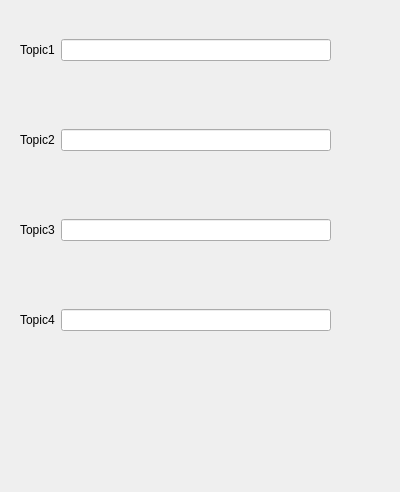
j900155/OpenDDS_test, file withQt_sub/Ui.ui: the form before one commit.
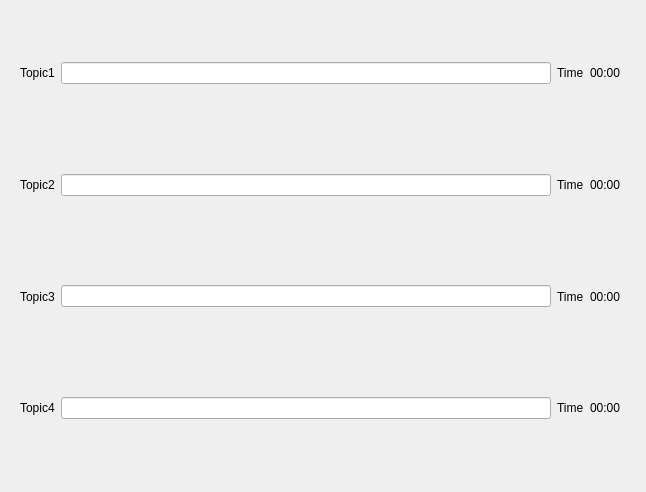
The form after the commit.

Commit message: withQt add time

What changed in the file:
```diff
--- a/withQt_sub/Ui.ui
+++ b/withQt_sub/Ui.ui
@@ -6,7 +6,7 @@
    <rect>
     <x>0</x>
     <y>0</y>
-    <width>400</width>
+    <width>646</width>
     <height>492</height>
    </rect>
   </property>
@@ -17,11 +17,13 @@
    <property name="geometry">
     <rect>
      <x>20</x>
-     <y>10</y>
-     <width>311</width>
-     <height>80</height>
+     <y>20</y>
+     <width>601</width>
+     <height>441</height>
     </rect>
    </property>
+   <layout class="QVBoxLayout" name="verticalLayout">
+    <item>
    <layout class="QHBoxLayout" name="horizontalLayout">
     <item>
      <widget class="QLabel" name="label">
@@ -33,17 +35,23 @@
     <item>
      <widget class="QLineEdit" name="Topic1Text"/>
     </item>
-   </layout>
-  </widget>
-  <widget class="QWidget" name="horizontalLayoutWidget_2">
-   <property name="geometry">
-    <rect>
-     <x>20</x>
-     <y>100</y>
-     <width>311</width>
-     <height>80</height>
-    </rect>
-   </property>
+      <item>
+       <widget class="QLabel" name="label_8">
+        <property name="text">
+         <string>Time</string>
+        </property>
+       </widget>
+      </item>
+      <item>
+       <widget class="QLabel" name="time1">
+        <property name="text">
+         <string>00:00</string>
+        </property>
+       </widget>
+      </item>
+     </layout>
+    </item>
+    <item>
    <layout class="QHBoxLayout" name="horizontalLayout_2">
     <item>
      <widget class="QLabel" name="label_2">
@@ -55,39 +63,23 @@
     <item>
      <widget class="QLineEdit" name="Topic2Text"/>
     </item>
-   </layout>
-  </widget>
-  <widget class="QWidget" name="horizontalLayoutWidget_3">
-   <property name="geometry">
-    <rect>
-     <x>20</x>
-     <y>280</y>
-     <width>311</width>
-     <height>80</height>
-    </rect>
-   </property>
-   <layout class="QHBoxLayout" name="horizontalLayout_3">
     <item>
-     <widget class="QLabel" name="label_4">
+       <widget class="QLabel" name="label_6">
       <property name="text">
-       <string>Topic4</string>
+         <string>Time</string>
       </property>
      </widget>
     </item>
     <item>
-     <widget class="QLineEdit" name="Topic4Text"/>
-    </item>
-   </layout>
-  </widget>
-  <widget class="QWidget" name="horizontalLayoutWidget_4">
-   <property name="geometry">
-    <rect>
-     <x>20</x>
-     <y>190</y>
-     <width>311</width>
-     <height>80</height>
-    </rect>
-   </property>
+       <widget class="QLabel" name="time2">
+        <property name="text">
+         <string>00:00</string>
+        </property>
+       </widget>
+      </item>
+     </layout>
+    </item>
+    <item>
    <layout class="QHBoxLayout" name="horizontalLayout_4">
     <item>
      <widget class="QLabel" name="label_3">
@@ -98,6 +90,50 @@
     </item>
     <item>
      <widget class="QLineEdit" name="Topic3Text"/>
+      </item>
+      <item>
+       <widget class="QLabel" name="label_7">
+        <property name="text">
+         <string>Time</string>
+        </property>
+       </widget>
+      </item>
+      <item>
+       <widget class="QLabel" name="time3">
+        <property name="text">
+         <string>00:00</string>
+        </property>
+       </widget>
+      </item>
+     </layout>
+    </item>
+    <item>
+     <layout class="QHBoxLayout" name="horizontalLayout_3">
+      <item>
+       <widget class="QLabel" name="label_4">
+        <property name="text">
+         <string>Topic4</string>
+        </property>
+       </widget>
+      </item>
+      <item>
+       <widget class="QLineEdit" name="Topic4Text"/>
+      </item>
+      <item>
+       <widget class="QLabel" name="label_5">
+        <property name="text">
+         <string>Time</string>
+        </property>
+       </widget>
+      </item>
+      <item>
+       <widget class="QLabel" name="time4">
+        <property name="text">
+         <string>00:00</string>
+        </property>
+       </widget>
+      </item>
+     </layout>
     </item>
    </layout>
   </widget>
```
Left out of the diff: 2 changed lines with no effect on the pictures. Lines whose indentation alone changed are shown as unchanged. The commit also changes 51 other files.
